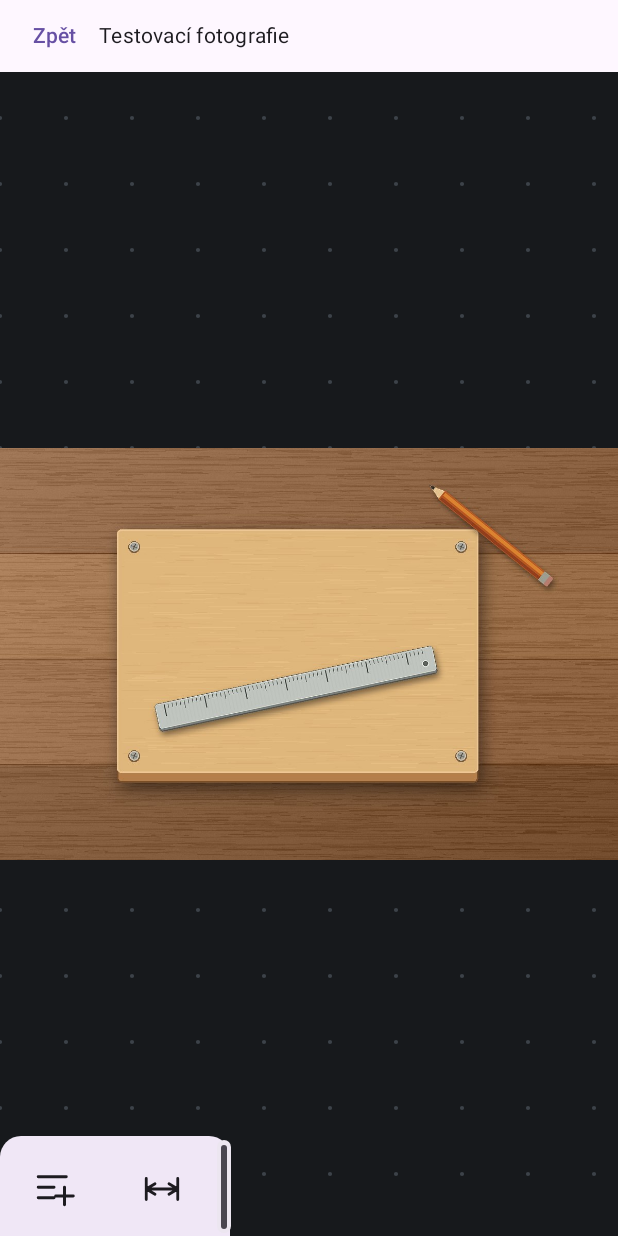
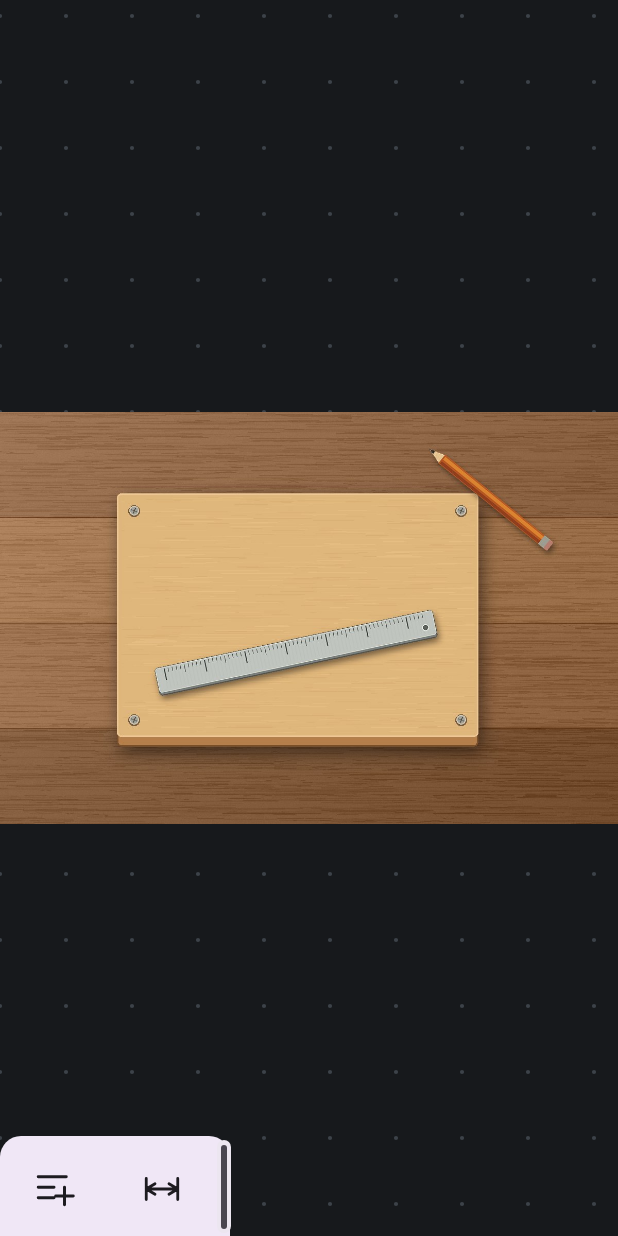
Before and after one commit to zaplikj30-ui/CraftPlan, an Android app built with Jetpack Compose: the screen it shows after launch (MainActivity), after a tap on "Otevřít testovací fotografii", on a phone screen of 412 x 824 dp. Run offline under Robolectric (Android 15) with nearby library versions, the phone set to English and light mode, and no system bars.

Commit message:
fix(ui): remove temporary photo header and retain system back [skip ci]

```diff
--- a/app/src/main/java/cz/craftplan/app/MainActivity.kt
+++ b/app/src/main/java/cz/craftplan/app/MainActivity.kt
@@ -14,13 +14,11 @@ import androidx.compose.foundation.isSystemInDarkTheme
 import androidx.compose.foundation.layout.Arrangement
 import androidx.compose.foundation.layout.Box
 import androidx.compose.foundation.layout.Column
-import androidx.compose.foundation.layout.Row
 import androidx.compose.foundation.layout.WindowInsets
 import androidx.compose.foundation.layout.WindowInsetsSides
 import androidx.compose.foundation.layout.displayCutout
 import androidx.compose.foundation.layout.fillMaxSize
 import androidx.compose.foundation.layout.fillMaxWidth
-import androidx.compose.foundation.layout.heightIn
 import androidx.compose.foundation.layout.ime
 import androidx.compose.foundation.layout.only
 import androidx.compose.foundation.layout.padding
@@ -30,9 +28,7 @@ import androidx.compose.foundation.layout.union
 import androidx.compose.material3.Button
 import androidx.compose.material3.MaterialTheme
 import androidx.compose.material3.Scaffold
-import androidx.compose.material3.Surface
 import androidx.compose.material3.Text
-import androidx.compose.material3.TextButton
 import androidx.compose.material3.darkColorScheme
 import androidx.compose.material3.lightColorScheme
 import androidx.compose.runtime.Composable
@@ -46,7 +42,6 @@ import androidx.compose.ui.draw.alpha
 import androidx.compose.ui.Modifier
 import androidx.compose.ui.platform.LocalLayoutDirection
 import androidx.compose.ui.res.stringResource
-import androidx.compose.ui.text.style.TextOverflow
 import androidx.compose.ui.unit.dp
 import androidx.compose.ui.viewinterop.AndroidView
 import androidx.lifecycle.ViewModel
@@ -335,7 +330,6 @@ private fun CraftPlan(editorState: PhotoEditorState, window: Window) {
                 onCreateDimension = { editorState.applyDimensionChange(editorState.scene.create(it)) },
                 onChangeDimension = { old, new -> editorState.applyDimensionChange(editorState.scene.edit(old, new)) },
                 onSelectDimension = { editorState.scene = editorState.scene.select(it) },
-                onClose = closePhoto,
                 onEditValue = editorState::openValue,
                 showNotes = editorState.showNotes,
                 labelsLocked = editorState.labelsLocked,
@@ -394,7 +388,6 @@ private fun SamplePhoto(
     onCreateDimension: (PhotoDimension) -> Boolean,
     onChangeDimension: (PhotoDimension, PhotoDimension) -> Boolean,
     onSelectDimension: (UUID?) -> Unit,
-    onClose: () -> Unit,
     onEditValue: (PhotoDimension) -> Unit,
     showNotes: Boolean,
     labelsLocked: Boolean,
@@ -404,26 +397,7 @@ private fun SamplePhoto(
     overlays: @Composable () -> Unit,
     toolbar: @Composable (Modifier) -> Unit,
 ) {
-    Column(modifier = modifier) {
-        Surface(
-            modifier = Modifier.fillMaxWidth(),
-            color = MaterialTheme.colorScheme.surface,
-            contentColor = MaterialTheme.colorScheme.onSurface,
-        ) {
-            Row(
-                modifier = Modifier.heightIn(min = 48.dp).padding(horizontal = 8.dp),
-                verticalAlignment = Alignment.CenterVertically,
-            ) {
-                TextButton(onClick = onClose) { Text(stringResource(R.string.back_to_start)) }
-                Text(
-                    text = stringResource(R.string.sample_title),
-                    style = MaterialTheme.typography.bodyMedium,
-                    maxLines = 1,
-                    overflow = TextOverflow.Ellipsis,
-                )
-            }
-        }
-        Box(Modifier.weight(1f).fillMaxWidth()) {
+    Box(modifier = modifier) {
         AndroidView(
             factory = { context ->
                 PhotoEditorView(context).apply {
@@ -448,4 +422,3 @@ private fun SamplePhoto(
         Box(Modifier.align(Alignment.TopEnd)) { overlays() }
     }
 }
-}
```
Also changed, not shown: 1 other file. Lines whose indentation alone changed are shown as unchanged.
